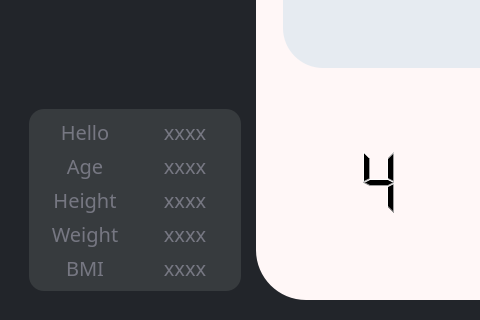
Qt form K/yoga.ui (burr1to/kaizen) before a commit; both pictures show x 0 to 480 and y 400 to 720 of the 1280 by 720 pixel window.
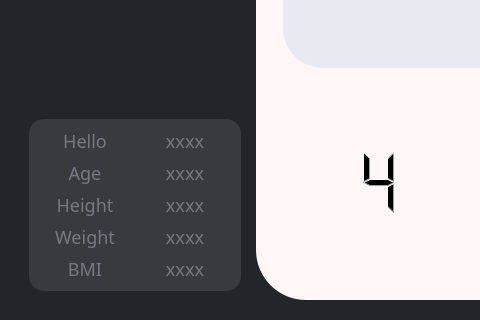
The same form after that commit. Icons and pictures are not drawn.

```diff
--- a/K/yoga.ui
+++ b/K/yoga.ui
@@ -214,7 +214,7 @@
          <item>
           <widget class="QFrame" name="frame_11">
            <property name="styleSheet">
-            <string notr="true">font:20px;
+            <string notr="true">font:18px;
 background-color: rgb(55, 59, 62);
 border radius:50px;</string>
            </property>
```
